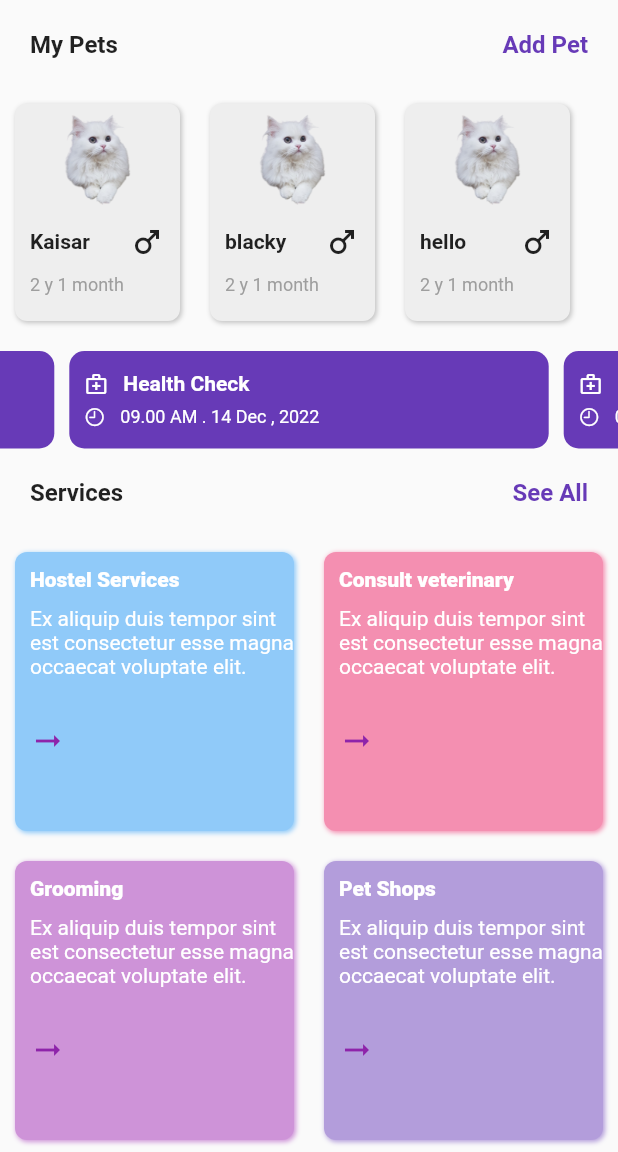
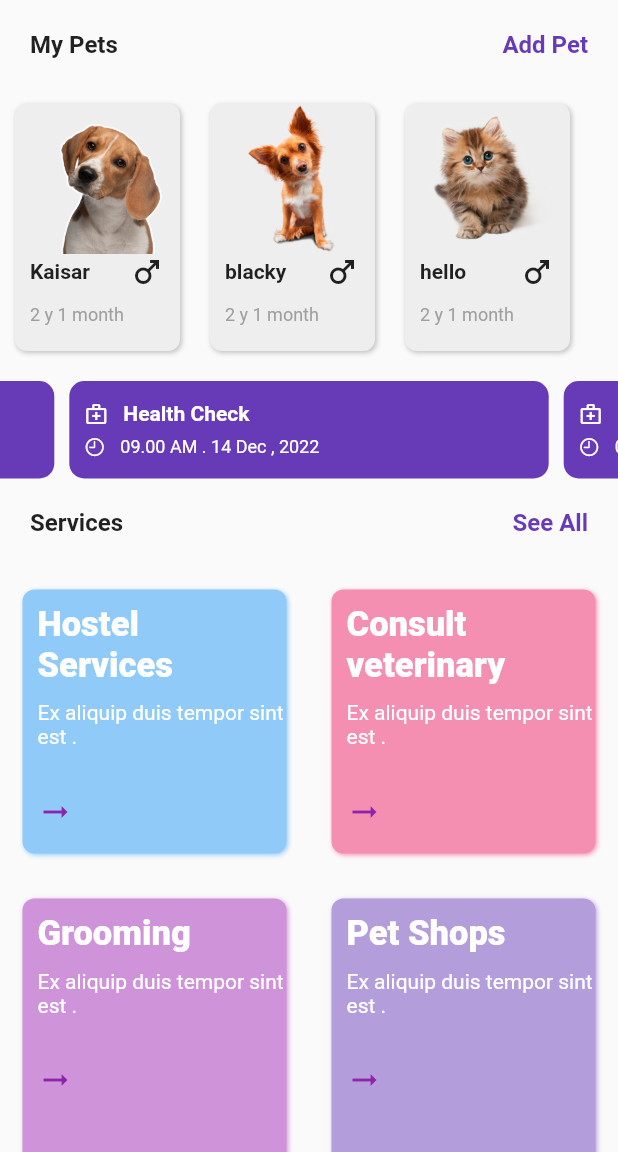
Before and after one commit to jithuhari/Hackathon_App, a Flutter app: the HomeScreen screen opened directly, on a phone screen of 412 x 824 dp, the part 84-1236 px from its top. Run offline on Flutter 3.47's test engine with Material 2 defaults, Android fonts, the phone set to English and light mode, and no system bars; drawn by our look-alikes of carousel_slider; our stand-ins replace date_field, flutter_typeahead, get, smooth_page_indicator.

Commit message:
update navigation

```diff
--- a/lib/Screens/home/home_screen.dart
+++ b/lib/Screens/home/home_screen.dart
@@ -5,6 +5,7 @@ import 'package:flutter/cupertino.dart';
 import 'package:flutter/material.dart';
 import 'package:flutter/services.dart' as rootBundle;
 import 'package:get/get.dart';
+import 'package:hackathon_app/Screens/add_pet_screen/pet_register.dart';
 import 'package:hackathon_app/Screens/animal_profile/animal_profile_screen.dart';
 import 'package:hackathon_app/Screens/hostels/hostel_list.dart';
 import 'package:hackathon_app/models/petModel.dart';
@@ -29,6 +30,12 @@ class HomeScreen extends StatelessWidget {
     'Adoption',
     'Insurance',
     'Lost tracking (GPS tag)',
+  ];
+
+  List animalsImg = [
+    'assets/dog1.png',
+    'assets/dog2.png',
+    'assets/cat2.png'
   ];
 
   List accents = <Color>[
@@ -89,24 +96,27 @@ class HomeScreen extends StatelessWidget {
                   padding: kPadding20,
                   child: Row(
                     mainAxisAlignment: MainAxisAlignment.spaceBetween,
-                    children: const [
-                      Text(
+                    children: [
+                      const Text(
                         'My Pets',
                         style: TextStyle(
                             fontWeight: FontWeight.bold, fontSize: 16),
                       ),
-                      Text(
-                        'Add Pet',
-                        style: TextStyle(
-                            fontWeight: FontWeight.bold,
-                            fontSize: 16,
-                            color: kTextLinkColor),
+                      GestureDetector(
+                        onTap: ()=>Get.to(const PetRegisterWidget()),
+                        child: const Text(
+                          'Add Pet',
+                          style: TextStyle(
+                              fontWeight: FontWeight.bold,
+                              fontSize: 16,
+                              color: kTextLinkColor),
+                        ),
                       ),
                     ],
                   ),
                 ),
                 SizedBox(
-                    height: 165,
+                    height: 185,
                     child: FutureBuilder(
                       future: ReadJsonData(),
                       builder: (context, data) {
@@ -126,7 +136,7 @@ class HomeScreen extends StatelessWidget {
                                       myIcons: Icons.male,
                                       name: items[index].name.toString(),
                                       ageDetails: '2 y 1 month',
-                                      homeWidth: 110,
+                                      homeWidth: 110, myAssetImage: AssetImage(animalsImg[index]),
                                     ),
                                   ),
                               separatorBuilder: (context, index) =>
@@ -230,7 +240,7 @@ class HomeScreen extends StatelessWidget {
                       },
                       child: AnimalServiceWidget(
                         details:
-                            'Ex aliquip duis tempor sint est consectetur esse magna occaecat voluptate elit.',
+                            'Ex aliquip duis tempor sint est .',
                         heading: headings[index],
                         cardColors: accents[index],
                       ),
--- a/lib/widgets/animal_card.dart
+++ b/lib/widgets/animal_card.dart
@@ -7,13 +7,14 @@ class AnimalCard extends StatelessWidget {
     required this.name,
     required this.myIcons,
     required this.ageDetails,
-    required this.homeWidth,
+    required this.homeWidth, required this.myAssetImage,
   }) : super(key: key);
 
   final String name;
   final IconData myIcons;
   final String ageDetails;
   final double homeWidth;
+  final AssetImage myAssetImage;
 
   @override
   Widget build(BuildContext context) {
@@ -32,7 +33,7 @@ class AnimalCard extends StatelessWidget {
         width: homeWidth,
         child: Column(
           children: [
-            const Image(height: 80, image: AssetImage('assets/cat1.png')),
+             Image(height: 100, image: myAssetImage),
             Padding(
               padding: const EdgeInsets.fromLTRB(10, 0, 10, 10),
               child: Row(
--- a/lib/widgets/animal_services_widget.dart
+++ b/lib/widgets/animal_services_widget.dart
@@ -17,7 +17,7 @@ class AnimalServiceWidget extends StatelessWidget {
   @override
   Widget build(BuildContext context) {
     return Padding(
-      padding: kPadding10,
+      padding: const EdgeInsets.all(15),
       child: Container(
         decoration: BoxDecoration(
             color: cardColors,
@@ -26,7 +26,8 @@ class AnimalServiceWidget extends StatelessWidget {
                   color: cardColors, blurRadius: 2, offset: const Offset(1, 1))
             ],
             borderRadius: BorderRadius.circular(8)),
-        width: 125,
+        //width: 110,
+        child: SingleChildScrollView(
           child: Column(
             children: [
               Padding(
@@ -34,10 +35,14 @@ class AnimalServiceWidget extends StatelessWidget {
                 child: Row(
                   mainAxisAlignment: MainAxisAlignment.spaceBetween,
                   children: [
-                  Text(
+                    Expanded(
+                      child: Text(
                         heading,
                         style: const TextStyle(
-                        color: kTextWhiteColor, fontWeight: FontWeight.w800),
+                            color: kTextWhiteColor,
+                            fontSize: 23,
+                            fontWeight: FontWeight.w800),
+                      ),
                     ),
                   ],
                 ),
@@ -64,6 +69,7 @@ class AnimalServiceWidget extends StatelessWidget {
             ],
           ),
         ),
+      ),
     );
   }
 }
--- a/lib/widgets/drawer_widget.dart
+++ b/lib/widgets/drawer_widget.dart
@@ -22,6 +22,7 @@ class DrawerWidget extends StatelessWidget {
             menuItems(text: 'Favorites', icon: Icons.favorite_outline),
             menuItems(text: 'Messages', icon: Icons.message_outlined),
             menuItems(text: 'Profile', icon: Icons.person_outline),
+            menuItems(text: 'History', icon: Icons.book),
             menuItems(text: 'Logout', icon: Icons.logout),
           ],
         ),
```
Also changed, not shown: lib/Screens/hostels/hostel_booking_form.dart (+7 -3 lines), lib/Screens/hostels/hostel_detail.dart (+10 -3 lines), lib/Screens/hostels/hostel_detail_page.dart (+9 -4 lines), lib/Screens/hostels/hostel_list.dart (+7 -3 lines), assets/cat2.png (added), assets/dog1.png (added), assets/dog2.png (added). Lines whose indentation alone changed are shown as unchanged.
